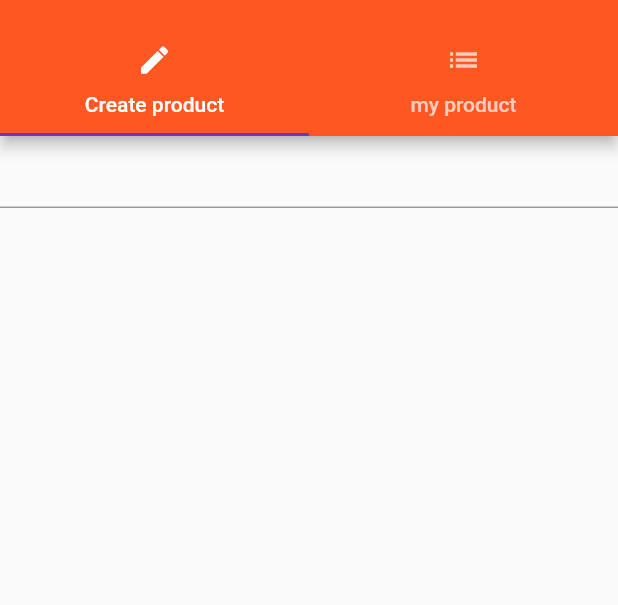
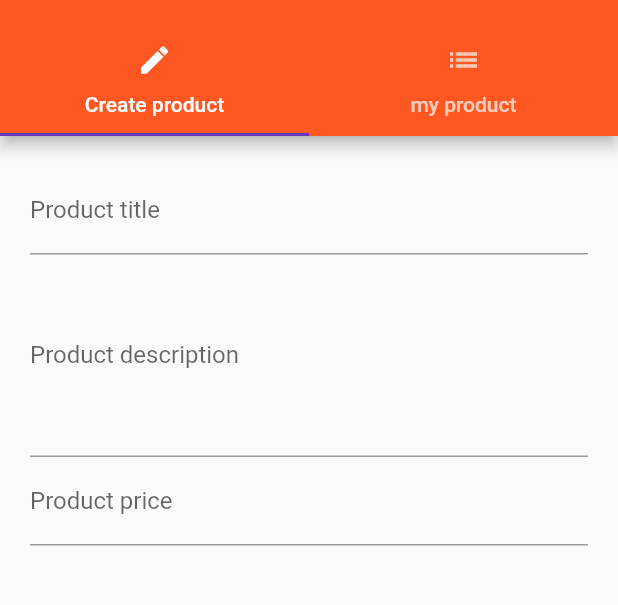
Before and after one commit to shyamanthawijesiri/flutterbookapp, a Flutter app: the ProductsAdiminPage screen opened by its route, on a phone screen of 412 x 824 dp, the part 59-664 px from its top. Run offline on Flutter 3.47's test engine with Material 2 defaults, Android fonts, the phone set to English and light mode, and no system bars.

Commit message:
style input

```diff
--- a/lib/pages/product_create.dart
+++ b/lib/pages/product_create.dart
@@ -17,18 +17,41 @@ class ProductCreatePage extends StatefulWidget{
   }
 }
 class _ProductCreatePageState extends State<ProductCreatePage>{
-String titleValue = '';
+String titleValue;
+String productDescription;
+double price;
 
 @override
   Widget build(BuildContext context) {
     // TODO: implement build
-    return Column(children:<Widget>[
-      TextField(onChanged: (String value){
+    return Container(
+      margin: EdgeInsets.all(20.0),
+      child: ListView(children:<Widget>[
+      TextField(
+        decoration: InputDecoration(labelText: 'Product title'),
+        onChanged: (String value){
         setState(() {
           titleValue = value;
         });
       },),
-      Text(titleValue),
-    ]);
+       TextField(
+         decoration: InputDecoration(labelText: 'Product description'),
+         maxLines: 5,
+         onChanged: (String value){
+        setState(() {
+          productDescription = value;
+        });
+      },),
+       TextField(
+         decoration: InputDecoration(labelText: 'Product price'),
+         keyboardType: TextInputType.number,
+         onChanged: (String value){
+        setState(() {
+          price = double.parse(value);
+        });
+      },),
+
+
+    ]),);
   }
 }
```
